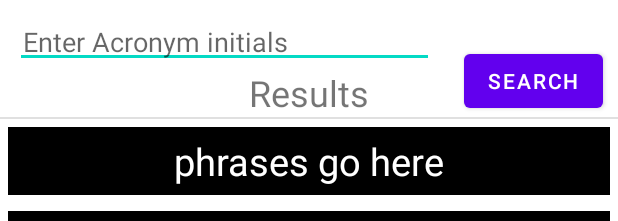
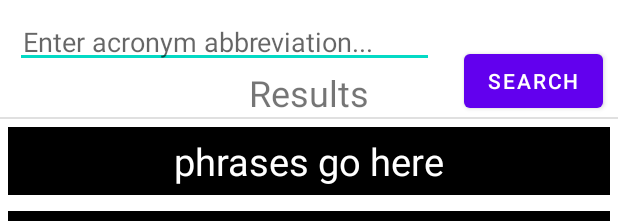
Before and after one commit to TSharkeys13/Acronym, an Android app: the layout fragment_acronym.xml on its own in the app's theme, with its tools: preview values and no code run, on a phone screen of 412 x 824 dp. Shown: the top 221 px of the screen. Run offline under Robolectric (Android 15) with nearby library versions, the phone set to English and light mode, and no system bars.

Commit message:
Removed action bar and added a new hint for edit text

```diff
--- a/app/src/main/res/values-night/themes.xml
+++ b/app/src/main/res/values-night/themes.xml
@@ -1,6 +1,6 @@
 <resources xmlns:tools="http://schemas.android.com/tools">
     <!-- Base application theme. -->
-    <style name="Theme.Acronyms" parent="Theme.MaterialComponents.DayNight.DarkActionBar">
+    <style name="Theme.Acronyms" parent="Theme.MaterialComponents.DayNight.NoActionBar">
         <!-- Primary brand color. -->
         <item name="colorPrimary">@color/purple_200</item>
         <item name="colorPrimaryVariant">@color/purple_700</item>
--- a/app/src/main/res/values/strings.xml
+++ b/app/src/main/res/values/strings.xml
@@ -5,6 +5,6 @@
     <string name="http">HTTP Error</string>
     <string name="result">%d Result(s)</string>
     <string name="general_error">"Network Error occurred. Please try again later."</string>
-    <string name="hint_text">Enter Acronym initials</string>
+    <string name="hint_text">Enter acronym abbreviation... </string>
     <string name="search">Search</string>
 </resources>
```
